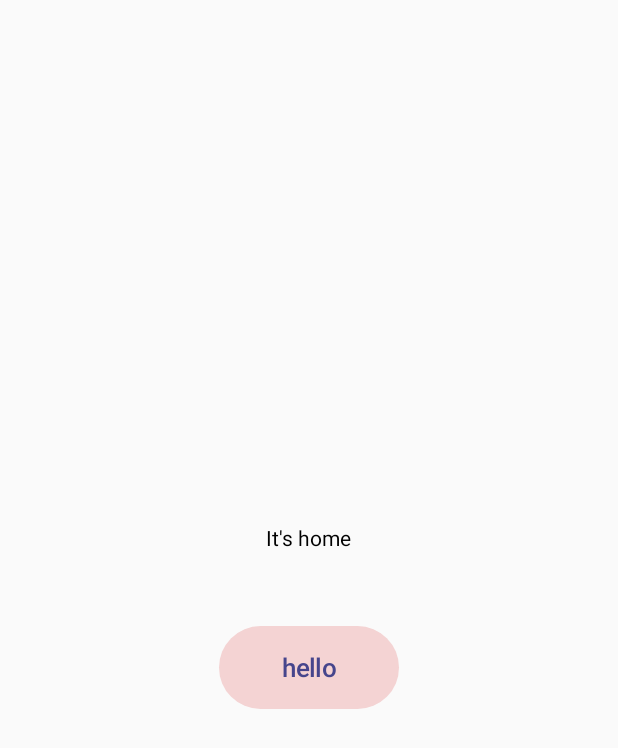
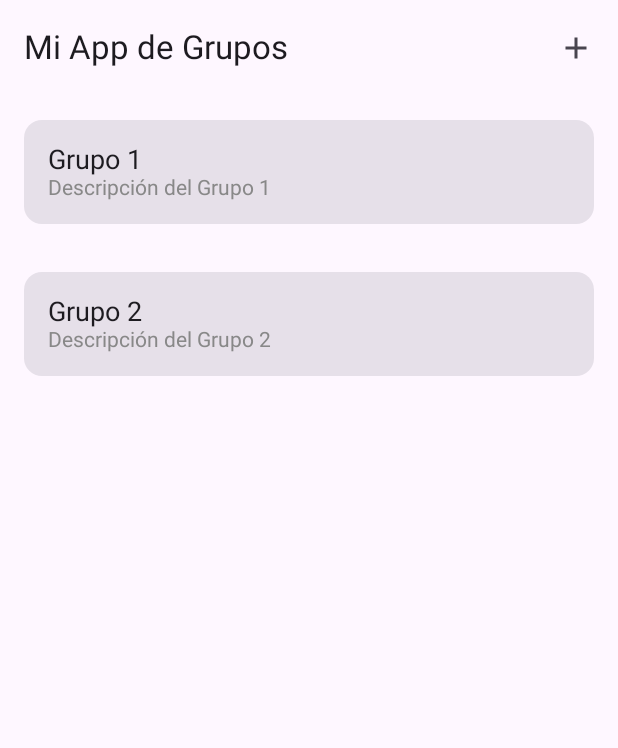
Before and after one commit to BrayanOB2003/Gruppen_App, an Android app built with Jetpack Compose: the home_screen screen opened through its navigation route, on a phone screen of 412 x 824 dp. Shown: the top 748 px of the screen. Run offline under Robolectric (Android 15) with nearby library versions, the phone set to English and light mode, and no system bars.

Commit message:
Home UI prototype

```diff
--- a/app/src/main/java/com/project/gruppen/navigation/AppNavigation.kt
+++ b/app/src/main/java/com/project/gruppen/navigation/AppNavigation.kt
@@ -25,7 +25,7 @@ fun AppNavigation(){
             Register(navController)
         }
         composable(route = AppScreens.HomeScreen.route){
-            Home(navController)
+            Home()
         }
     }
 
--- a/app/src/main/java/com/project/gruppen/screens/Home.kt
+++ b/app/src/main/java/com/project/gruppen/screens/Home.kt
@@ -1,34 +1,97 @@
 package com.project.gruppen.screens
 
-import androidx.compose.foundation.layout.Arrangement
+import android.annotation.SuppressLint
 import androidx.compose.foundation.layout.Column
-import androidx.compose.foundation.layout.Spacer
-import androidx.compose.foundation.layout.fillMaxHeight
 import androidx.compose.foundation.layout.fillMaxWidth
-import androidx.compose.foundation.layout.height
+import androidx.compose.foundation.layout.padding
+import androidx.compose.foundation.lazy.LazyColumn
+import androidx.compose.foundation.lazy.items
+import androidx.compose.material.icons.Icons
+import androidx.compose.material.icons.filled.Add
+import androidx.compose.material3.Card
+import androidx.compose.material3.ExperimentalMaterial3Api
+import androidx.compose.material3.Icon
+import androidx.compose.material3.IconButton
+import androidx.compose.material3.Scaffold
 import androidx.compose.material3.Text
+import androidx.compose.material3.TopAppBar
 import androidx.compose.runtime.Composable
-import androidx.compose.ui.Alignment
 import androidx.compose.ui.Modifier
+import androidx.compose.ui.graphics.Color
+import androidx.compose.ui.text.TextStyle
+import androidx.compose.ui.tooling.preview.Preview
 import androidx.compose.ui.unit.dp
+import androidx.compose.ui.unit.sp
 import androidx.navigation.NavController
-import com.project.gruppen.navigation.AppScreens
-import com.project.gruppen.screens.components.Button
+import com.project.gruppen.model.Group
+import com.project.gruppen.model.Member
+
+@Preview
+@Composable
+fun Home(){
+    HomeScreen()
+}
+
+@OptIn(ExperimentalMaterial3Api::class)
+@Composable
+fun HomeTopBar() {
+    TopAppBar(
+        title = { Text("Mi App de Grupos") },
+        actions = {
+            IconButton(onClick = { /* Acción al hacer clic */ }) {
+                Icon(Icons.Default.Add, contentDescription = "Agregar grupo")
+            }
+        }
+    )
+}
 
 
 @Composable
-fun Home(navController: NavController){
-    Column(
+fun GroupCard(group: Group) {
+    Card(
         modifier = Modifier
             .fillMaxWidth()
-            .fillMaxHeight(),
-        verticalArrangement = Arrangement.Center,
-        horizontalAlignment = Alignment.CenterHorizontally
+            .padding(16.dp),
     ) {
-        Text(text = "It's home")
-        Spacer(modifier = Modifier.height(50.dp))
-        Button(text = "hello", onClick = {
-            navController.navigate(AppScreens.LoginScreen.route)
-        })
+        Column(
+            modifier = Modifier.padding(16.dp)
+        ) {
+            Text(text = group.name, style = TextStyle(fontSize = 18.sp))
+            Text(text = group.description, style = TextStyle(fontSize = 14.sp, color = Color.Gray))
+        }
     }
 }
+
+@Composable
+fun HomeContent() {
+    val groupList = listOf<Group>(
+        Group("1", "Grupo 1", "Descripción del Grupo 1", mutableListOf(Member("1", "Líder 1", "Líder"))),
+        Group("2", "Grupo 2", "Descripción del Grupo 2", mutableListOf(Member("2", "Líder 2", "Líder"))),
+    )
+
+    LazyColumn {
+        items(items = groupList) { group ->
+            GroupCard(group)
+        }
+    }
+}
+
+
+@Composable
+fun HomeBottomNavigation() {
+    // Implementa la navegación y las acciones para acceder al perfil y las invitaciones aquí
+    // Puedes usar BottomNavigation o cualquier otra interfaz de usuario adecuada.
+}
+
+@OptIn(ExperimentalMaterial3Api::class)
+@Composable
+fun HomeScreen() {
+    Scaffold(
+        topBar = { HomeTopBar() },
+        bottomBar = { HomeBottomNavigation() }
+    ){ padding ->
+        Column(Modifier.padding(padding)) {
+            HomeContent()
+        }
+    }
+}
```
